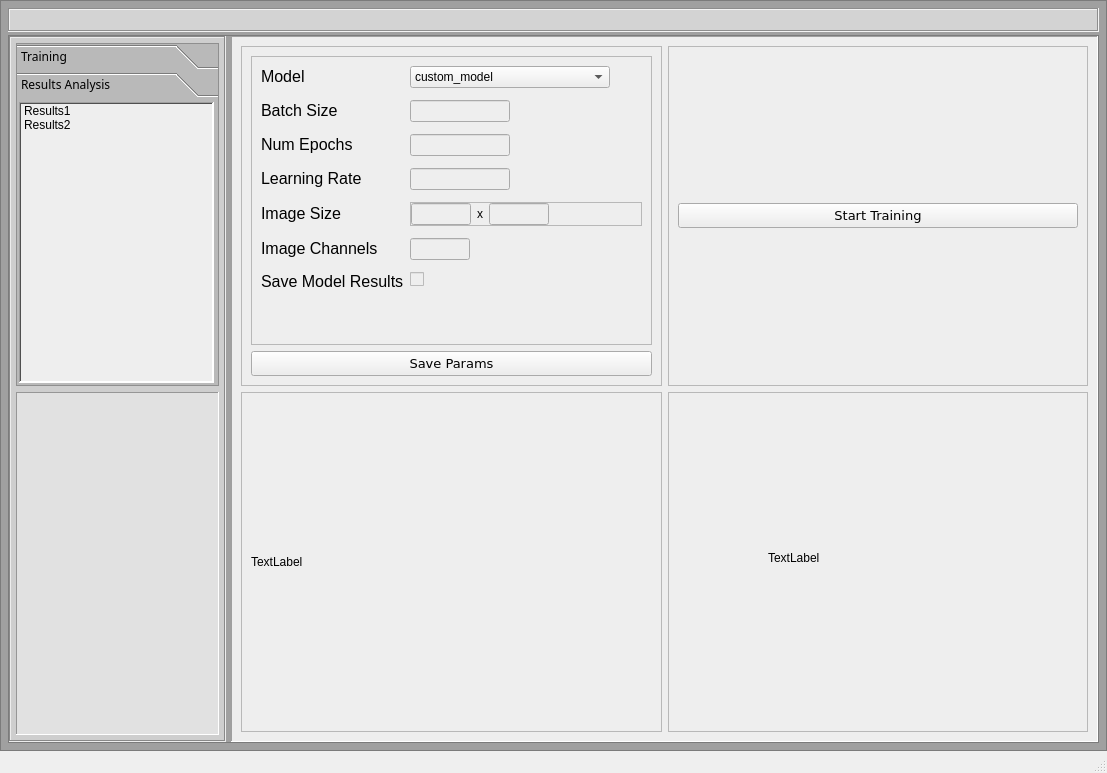
Before: the Qt Designer form gui/main_window.ui in SantiagoSVS10/classification_tool, drawn with Qt 5.
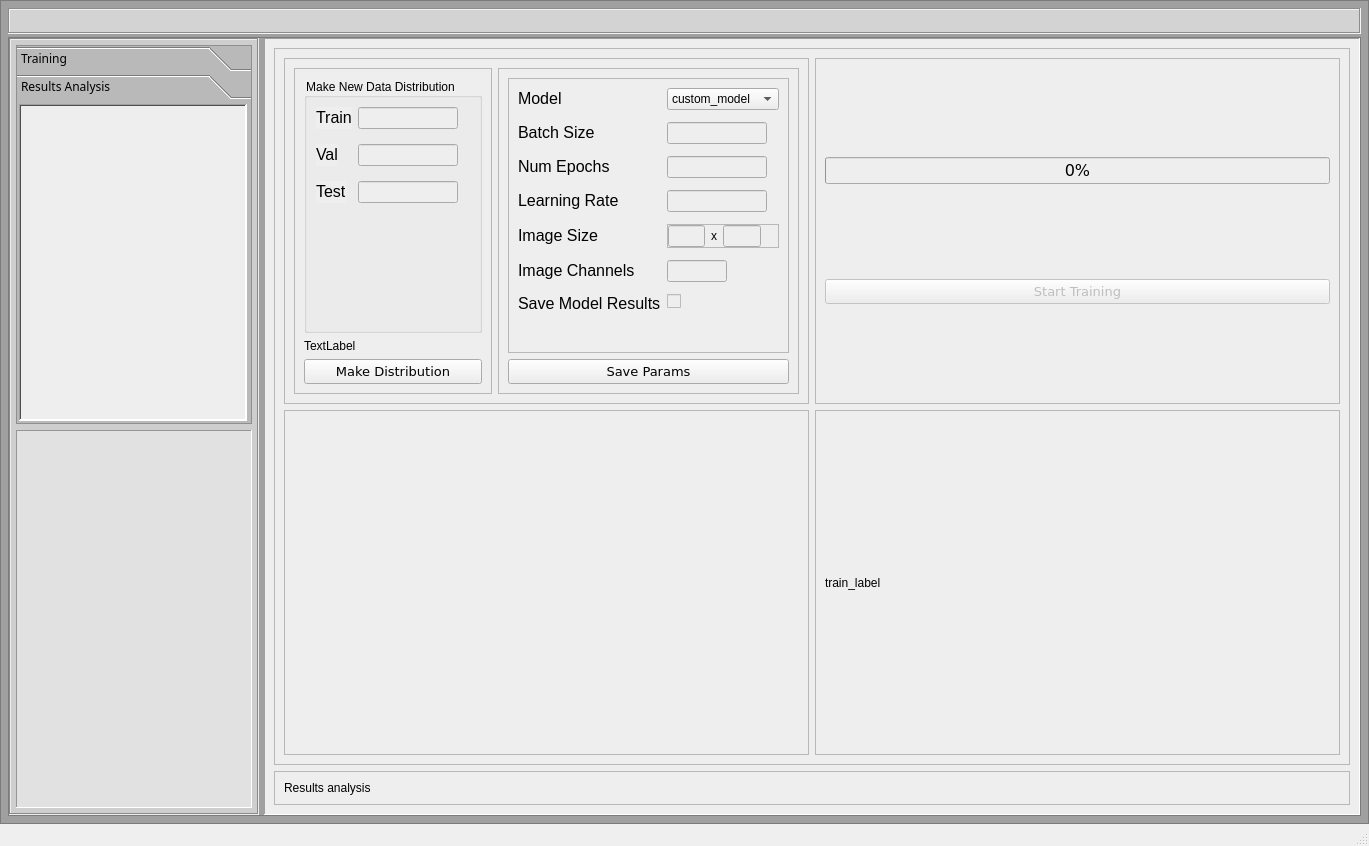
After: the same form once the commit is applied. The open tabs and pages were chosen to show the change.

Patch:
```diff
--- a/gui/main_window.ui
+++ b/gui/main_window.ui
@@ -6,8 +6,8 @@
    <rect>
     <x>0</x>
     <y>0</y>
-    <width>1107</width>
-    <height>773</height>
+    <width>1369</width>
+    <height>846</height>
    </rect>
   </property>
   <property name="minimumSize">
@@ -220,8 +220,8 @@
                  <rect>
                   <x>0</x>
                   <y>0</y>
-                  <width>201</width>
-                  <height>278</height>
+                  <width>234</width>
+                  <height>314</height>
                  </rect>
                 </property>
                 <attribute name="label">
@@ -251,16 +251,6 @@
                    <property name="frameShadow">
                     <enum>QFrame::Sunken</enum>
                    </property>
-                   <item>
-                    <property name="text">
-                     <string>Results1</string>
-                    </property>
-                   </item>
-                   <item>
-                    <property name="text">
-                     <string>Results2</string>
-                    </property>
-                   </item>
                   </widget>
                  </item>
                 </layout>
@@ -297,7 +287,16 @@
             <property name="midLineWidth">
              <number>5</number>
             </property>
-            <layout class="QGridLayout" name="gridLayout" rowstretch="1,1" columnstretch="1,1" columnminimumwidth="1,1">
+            <layout class="QVBoxLayout" name="verticalLayout_8">
+             <item>
+              <widget class="QFrame" name="R_up_frame">
+               <property name="frameShape">
+                <enum>QFrame::StyledPanel</enum>
+               </property>
+               <property name="frameShadow">
+                <enum>QFrame::Raised</enum>
+               </property>
+               <layout class="QGridLayout" name="gridLayout" rowstretch="1,1" columnstretch="1,1">
              <item row="0" column="0">
               <widget class="QFrame" name="params_frame">
                <property name="frameShape">
@@ -306,7 +305,122 @@
                <property name="frameShadow">
                 <enum>QFrame::Raised</enum>
                </property>
-               <layout class="QVBoxLayout" name="verticalLayout_6">
+                  <layout class="QHBoxLayout" name="horizontalLayout_4">
+                   <item>
+                    <widget class="QFrame" name="frame_3">
+                     <property name="frameShape">
+                      <enum>QFrame::StyledPanel</enum>
+                     </property>
+                     <property name="frameShadow">
+                      <enum>QFrame::Raised</enum>
+                     </property>
+                     <layout class="QVBoxLayout" name="verticalLayout_6" stretch="10,0,0">
+                      <item>
+                       <widget class="QGroupBox" name="groupBox">
+                        <property name="title">
+                         <string>Make New Data Distribution</string>
+                        </property>
+                        <layout class="QFormLayout" name="formLayout_2">
+                         <property name="verticalSpacing">
+                          <number>15</number>
+                         </property>
+                         <item row="0" column="0">
+                          <widget class="QLabel" name="label_10">
+                           <property name="text">
+                            <string>&lt;html&gt;&lt;head/&gt;&lt;body&gt;&lt;p&gt;&lt;span style=&quot; font-size:12pt;&quot;&gt;Train&lt;/span&gt;&lt;/p&gt;&lt;/body&gt;&lt;/html&gt;</string>
+                           </property>
+                          </widget>
+                         </item>
+                         <item row="1" column="0">
+                          <widget class="QLabel" name="label_12">
+                           <property name="text">
+                            <string>&lt;html&gt;&lt;head/&gt;&lt;body&gt;&lt;p&gt;&lt;span style=&quot; font-size:12pt;&quot;&gt;Val&lt;/span&gt;&lt;/p&gt;&lt;/body&gt;&lt;/html&gt;</string>
+                           </property>
+                          </widget>
+                         </item>
+                         <item row="2" column="0">
+                          <widget class="QLabel" name="label_11">
+                           <property name="text">
+                            <string>&lt;html&gt;&lt;head/&gt;&lt;body&gt;&lt;p&gt;&lt;span style=&quot; font-size:12pt;&quot;&gt;Test&lt;/span&gt;&lt;/p&gt;&lt;/body&gt;&lt;/html&gt;</string>
+                           </property>
+                          </widget>
+                         </item>
+                         <item row="0" column="1">
+                          <widget class="QLineEdit" name="train_entry">
+                           <property name="maximumSize">
+                            <size>
+                             <width>100</width>
+                             <height>16777215</height>
+                            </size>
+                           </property>
+                           <property name="styleSheet">
+                            <string notr="true">font: 10pt &quot;Arial Rounded MT Bold&quot;;</string>
+                           </property>
+                          </widget>
+                         </item>
+                         <item row="1" column="1">
+                          <widget class="QLineEdit" name="val_entry">
+                           <property name="maximumSize">
+                            <size>
+                             <width>100</width>
+                             <height>16777215</height>
+                            </size>
+                           </property>
+                           <property name="styleSheet">
+                            <string notr="true">font: 10pt &quot;Arial Rounded MT Bold&quot;;</string>
+                           </property>
+                          </widget>
+                         </item>
+                         <item row="2" column="1">
+                          <widget class="QLineEdit" name="test_entry">
+                           <property name="maximumSize">
+                            <size>
+                             <width>100</width>
+                             <height>16777215</height>
+                            </size>
+                           </property>
+                           <property name="styleSheet">
+                            <string notr="true">font: 10pt &quot;Arial Rounded MT Bold&quot;;</string>
+                           </property>
+                          </widget>
+                         </item>
+                        </layout>
+                       </widget>
+                      </item>
+                      <item>
+                       <widget class="QLabel" name="distribution_status">
+                        <property name="text">
+                         <string>TextLabel</string>
+                        </property>
+                       </widget>
+                      </item>
+                      <item>
+                       <widget class="QPushButton" name="distribution_button">
+                        <property name="font">
+                         <font>
+                          <family>Verdana</family>
+                          <pointsize>10</pointsize>
+                          <weight>50</weight>
+                          <bold>false</bold>
+                         </font>
+                        </property>
+                        <property name="text">
+                         <string>Make Distribution</string>
+                        </property>
+                       </widget>
+                      </item>
+                     </layout>
+                    </widget>
+                   </item>
+                   <item>
+                    <widget class="QFrame" name="params_frame_division">
+                     <property name="frameShape">
+                      <enum>QFrame::StyledPanel</enum>
+                     </property>
+                     <property name="frameShadow">
+                      <enum>QFrame::Raised</enum>
+                     </property>
+                     <layout class="QVBoxLayout" name="verticalLayout_7">
                 <item>
                  <widget class="QScrollArea" name="scrollArea">
                   <property name="widgetResizable">
@@ -317,8 +431,8 @@
                     <rect>
                      <x>0</x>
                      <y>0</y>
-                     <width>399</width>
-                     <height>279</height>
+                           <width>306</width>
+                           <height>265</height>
                     </rect>
                    </property>
                    <layout class="QFormLayout" name="formLayout">
@@ -568,6 +682,9 @@
                </layout>
               </widget>
              </item>
+                  </layout>
+                 </widget>
+                </item>
              <item row="0" column="1">
               <widget class="QFrame" name="frame_5">
                <property name="frameShape">
@@ -577,8 +694,33 @@
                 <enum>QFrame::Raised</enum>
                </property>
                <layout class="QVBoxLayout" name="verticalLayout_5">
+                   <item>
+                    <widget class="QProgressBar" name="train_progress">
+                     <property name="sizePolicy">
+                      <sizepolicy hsizetype="Expanding" vsizetype="Fixed">
+                       <horstretch>0</horstretch>
+                       <verstretch>0</verstretch>
+                      </sizepolicy>
+                     </property>
+                     <property name="font">
+                      <font>
+                       <family>Verdana</family>
+                       <pointsize>12</pointsize>
+                      </font>
+                     </property>
+                     <property name="cursor">
+                      <cursorShape>ArrowCursor</cursorShape>
+                     </property>
+                     <property name="value">
+                      <number>0</number>
+                     </property>
+                    </widget>
+                   </item>
                 <item>
                  <widget class="QPushButton" name="train_button">
+                     <property name="enabled">
+                      <bool>false</bool>
+                     </property>
                   <property name="font">
                    <font>
                     <family>Verdana</family>
@@ -595,29 +737,6 @@
                </layout>
               </widget>
              </item>
-             <item row="1" column="1">
-              <widget class="QFrame" name="training_frame">
-               <property name="frameShape">
-                <enum>QFrame::StyledPanel</enum>
-               </property>
-               <property name="frameShadow">
-                <enum>QFrame::Raised</enum>
-               </property>
-               <widget class="QLabel" name="label">
-                <property name="geometry">
-                 <rect>
-                  <x>100</x>
-                  <y>30</y>
-                  <width>161</width>
-                  <height>271</height>
-                 </rect>
-                </property>
-                <property name="text">
-                 <string>TextLabel</string>
-                </property>
-               </widget>
-              </widget>
-             </item>
              <item row="1" column="0">
               <widget class="QFrame" name="distribution_frame">
                <property name="frameShape">
@@ -630,7 +749,48 @@
                 <item row="0" column="0">
                  <widget class="QLabel" name="distribution_label">
                   <property name="text">
-                   <string>TextLabel</string>
+                      <string/>
+                     </property>
+                    </widget>
+                   </item>
+                  </layout>
+                 </widget>
+                </item>
+                <item row="1" column="1">
+                 <widget class="QFrame" name="training_frame">
+                  <property name="frameShape">
+                   <enum>QFrame::StyledPanel</enum>
+                  </property>
+                  <property name="frameShadow">
+                   <enum>QFrame::Raised</enum>
+                  </property>
+                  <layout class="QVBoxLayout" name="verticalLayout_10">
+                   <item>
+                    <widget class="QLabel" name="train_label">
+                     <property name="text">
+                      <string>train_label</string>
+                     </property>
+                    </widget>
+                   </item>
+                  </layout>
+                 </widget>
+                </item>
+               </layout>
+              </widget>
+             </item>
+             <item>
+              <widget class="QFrame" name="R_bot_frame">
+               <property name="frameShape">
+                <enum>QFrame::StyledPanel</enum>
+               </property>
+               <property name="frameShadow">
+                <enum>QFrame::Raised</enum>
+               </property>
+               <layout class="QVBoxLayout" name="verticalLayout_9">
+                <item>
+                 <widget class="QLabel" name="label">
+                  <property name="text">
+                   <string>Results analysis</string>
                   </property>
                  </widget>
                 </item>
```
Left out of the diff: 36 changed lines with no effect on the pictures. Lines whose indentation alone changed are shown as unchanged.
